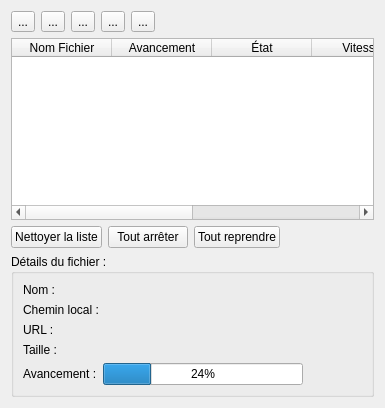
The window that ui/downloads.ui (MaximeCheramy/pyrex) describes before a commit, drawn with Qt 5.
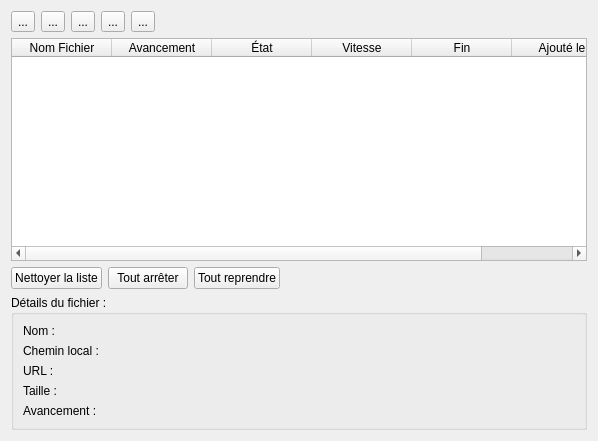
The same window after the commit. Icons and pictures are not drawn.

Commit message: Download : ajout de la barre de progression TODO : ne rien afficher quand on clique hors des champs

```diff
--- a/ui/downloads.ui
+++ b/ui/downloads.ui
@@ -6,8 +6,8 @@
    <rect>
     <x>0</x>
     <y>0</y>
-    <width>385</width>
-    <height>408</height>
+    <width>598</width>
+    <height>441</height>
    </rect>
   </property>
   <layout class="QVBoxLayout" name="verticalLayout_5">
@@ -241,37 +241,11 @@
        </widget>
       </item>
       <item row="4" column="0">
-       <layout class="QHBoxLayout" name="horizontalLayout_4">
-        <property name="sizeConstraint">
-         <enum>QLayout::SetMaximumSize</enum>
-        </property>
-        <item>
          <widget class="QLabel" name="progress_label">
           <property name="text">
            <string>Avancement :</string>
           </property>
          </widget>
-        </item>
-        <item>
-         <widget class="QProgressBar" name="progressBar">
-          <property name="sizePolicy">
-           <sizepolicy hsizetype="Fixed" vsizetype="Fixed">
-            <horstretch>0</horstretch>
-            <verstretch>0</verstretch>
-           </sizepolicy>
-          </property>
-          <property name="minimumSize">
-           <size>
-            <width>200</width>
-            <height>0</height>
-           </size>
-          </property>
-          <property name="value">
-           <number>24</number>
-          </property>
-         </widget>
-        </item>
-       </layout>
       </item>
      </layout>
     </widget>
```
Lines whose indentation alone changed are shown as unchanged. The commit also changes 1 other file.
